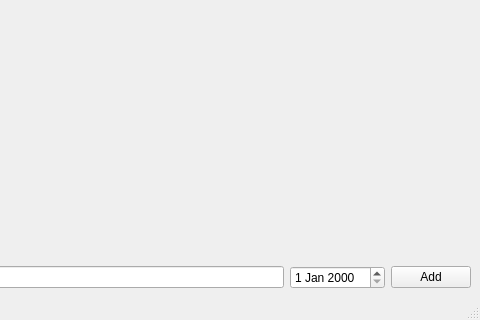
Old version of the form homework.ui in the repository zsz12251665/HOSS-Client; both pictures show x 254 to 734 and y 313 to 633 of the 734 by 633 pixel window.
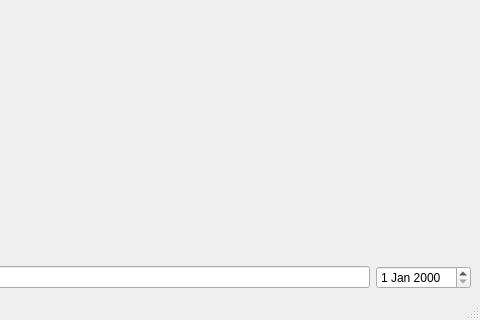
New version of the form.

Commit message: delete the add button

What changed in the file:
```diff
--- a/homework.ui
+++ b/homework.ui
@@ -103,13 +103,6 @@
       <item>
        <widget class="QDateEdit" name="dateEdit"/>
       </item>
-      <item>
-       <widget class="QPushButton" name="Add_button">
-        <property name="text">
-         <string>Add</string>
-        </property>
-       </widget>
-      </item>
      </layout>
     </item>
    </layout>
```
The commit also changes 2 other files.
